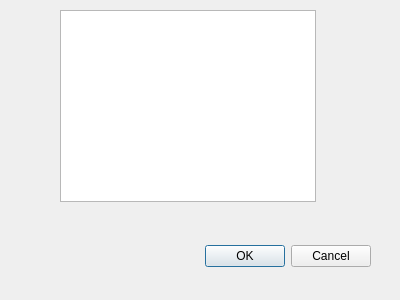
This is editdict.ui in nemorami/dictbrowser as Qt 5 draws it before an edit. The edited form follows.
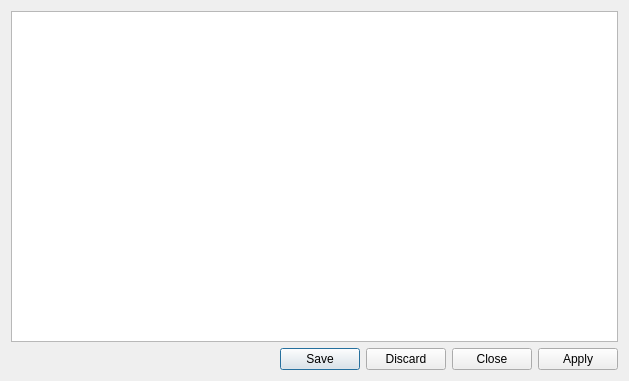
This is the edited form.

```diff
--- a/editdict.ui
+++ b/editdict.ui
@@ -6,39 +6,29 @@
    <rect>
     <x>0</x>
     <y>0</y>
-    <width>400</width>
-    <height>300</height>
+    <width>629</width>
+    <height>381</height>
    </rect>
   </property>
   <property name="windowTitle">
    <string>Dialog</string>
   </property>
-  <widget class="QDialogButtonBox" name="buttonBox">
-   <property name="geometry">
-    <rect>
-     <x>30</x>
-     <y>240</y>
-     <width>341</width>
-     <height>32</height>
-    </rect>
-   </property>
-   <property name="orientation">
-    <enum>Qt::Horizontal</enum>
-   </property>
-   <property name="standardButtons">
-    <set>QDialogButtonBox::Cancel|QDialogButtonBox::Ok</set>
-   </property>
-  </widget>
-  <widget class="QTableView" name="tableView">
-   <property name="geometry">
-    <rect>
-     <x>60</x>
-     <y>10</y>
-     <width>256</width>
-     <height>192</height>
-    </rect>
-   </property>
-  </widget>
+  <layout class="QVBoxLayout" name="verticalLayout_2">
+   <item>
+    <layout class="QVBoxLayout" name="verticalLayout">
+     <item>
+      <widget class="QTableView" name="tableView"/>
+     </item>
+     <item>
+      <widget class="QDialogButtonBox" name="buttonBox">
+       <property name="standardButtons">
+        <set>QDialogButtonBox::Apply|QDialogButtonBox::Close|QDialogButtonBox::Discard|QDialogButtonBox::Save</set>
+       </property>
+      </widget>
+     </item>
+    </layout>
+   </item>
+  </layout>
  </widget>
  <resources/>
  <connections>
```
Left out of the diff: 37 changed lines with no effect on the pictures.
